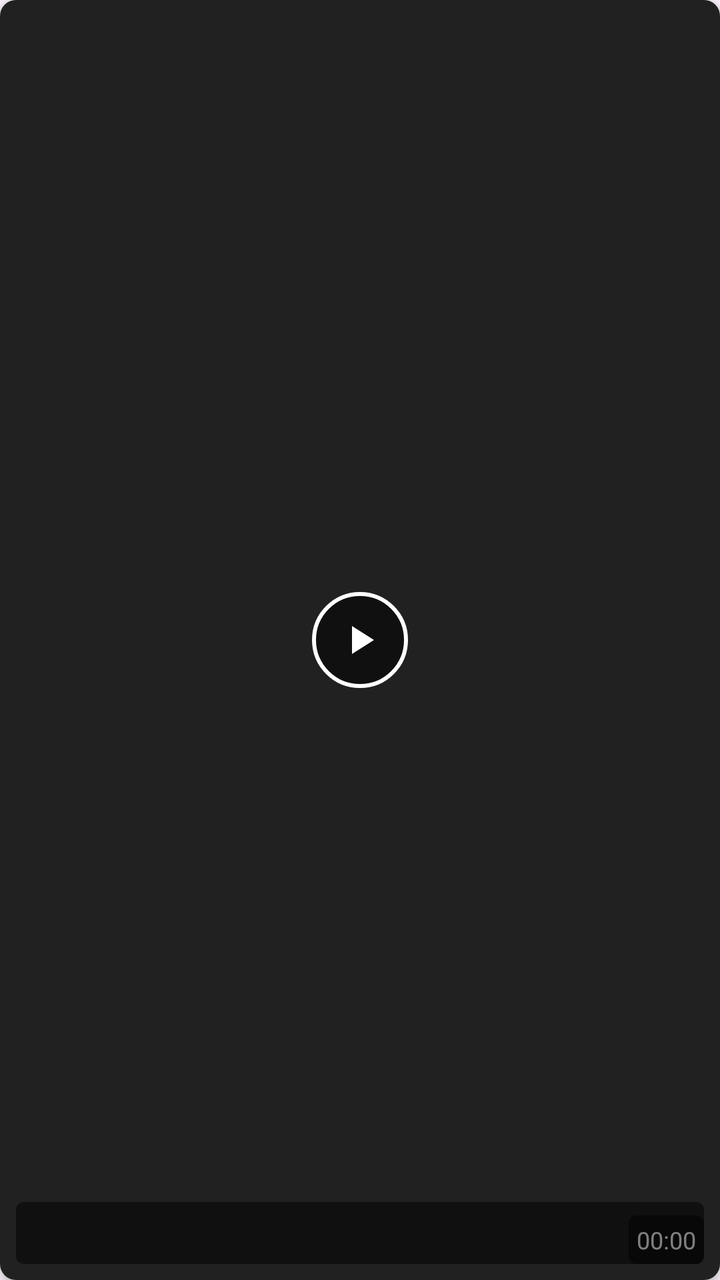
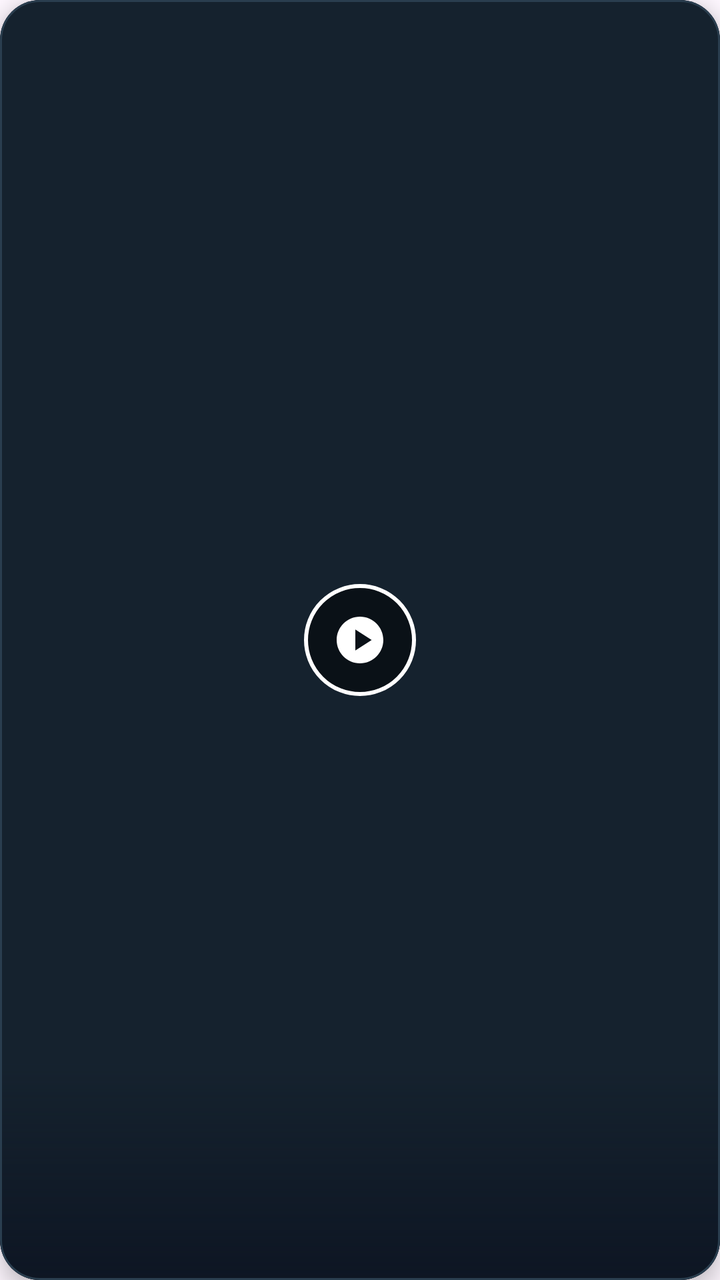

Compare the two renders of this Android layout. The source of the first and the diff that turns it into the second are given below.
<!-- AndroidManifest.xml: application theme Theme.BushoRat -->
<!-- res/layout/video_grid_item.xml -->
<?xml version="1.0" encoding="utf-8"?>
<androidx.cardview.widget.CardView xmlns:android="http://schemas.android.com/apk/res/android"
    xmlns:app="http://schemas.android.com/apk/res-auto"
    android:layout_width="match_parent"
    android:layout_height="200dp"
    android:layout_margin="4dp"
    app:cardCornerRadius="8dp"
    app:cardElevation="4dp">

    <RelativeLayout
        android:layout_width="match_parent"
        android:layout_height="match_parent">

        <ImageView
            android:id="@+id/thumbnail"
            android:layout_width="match_parent"
            android:layout_height="match_parent"
            android:scaleType="centerCrop"
            android:background="@color/colorVideoBG" />

        <ProgressBar
            android:id="@+id/progressBar"
            android:layout_width="wrap_content"
            android:layout_height="wrap_content"
            android:layout_centerInParent="true"
            android:visibility="gone" />

        
        <ImageView
            android:id="@+id/playButton"
            android:layout_width="48dp"
            android:layout_height="48dp"
            android:layout_centerInParent="true"
            android:background="@drawable/play_button_background"
            android:padding="12dp"
            android:src="@drawable/outline_play_arrow_24"
            app:tint="@color/white" />

        
        <TextView
            android:id="@+id/duration"
            android:layout_width="wrap_content"
            android:layout_height="wrap_content"
            android:layout_alignParentBottom="true"
            android:layout_alignParentEnd="true"
            android:layout_margin="8dp"
            android:background="@drawable/duration_background"
            android:padding="4dp"
            android:text="00:00"
            android:textColor="@color/white"
            android:textSize="12sp" />

        <TextView
            android:id="@+id/videoTitle"
            android:layout_width="match_parent"
            android:layout_height="wrap_content"
            android:layout_alignParentBottom="true"
            android:layout_margin="8dp"
            android:background="@drawable/duration_background"
            android:maxLines="2"
            android:padding="6dp"
            android:textColor="@color/white"
            android:textSize="14sp"
            android:textStyle="bold" />

    </RelativeLayout>

</androidx.cardview.widget.CardView>
<!-- resources referenced by this layout -->
<resources>
  <color name="colorVideoBG">#212121</color>
  <color name="white">#FFFFFF</color>
  <!-- drawable duration_background (drawable) -->
  <?xml version="1.0" encoding="utf-8"?>
  <shape xmlns:android="http://schemas.android.com/apk/res/android"
      android:shape="rectangle">
      <solid android:color="#80000000" />
      <corners android:radius="4dp" />
  </shape>
  <!-- drawable outline_play_arrow_24 (drawable) -->
  <?xml version="1.0" encoding="utf-8"?>
  <vector xmlns:android="http://schemas.android.com/apk/res/android"
      android:width="24dp"
      android:height="24dp"
      android:viewportWidth="24"
      android:viewportHeight="24"
      android:tint="@color/white">
      <path
          android:fillColor="@android:color/white"
          android:pathData="M8,5v14l11,-7z"/>
  </vector>
  <!-- drawable play_button_background (drawable) -->
  <?xml version="1.0" encoding="utf-8"?>
  <shape xmlns:android="http://schemas.android.com/apk/res/android"
      android:shape="oval">
      <solid android:color="#80000000" />
      <stroke
          android:width="2dp"
          android:color="@color/white" />
  </shape>
  <style name="Theme.BushoRat" parent="Base.Theme.BushoRat" />
  <style name="Base.Theme.BushoRat" parent="Theme.Material3.DayNight.NoActionBar">
          
          
      </style>
</resources>

<!-- the commit's change to res/layout/video_grid_item.xml (unified diff, before → after) -->
@@ -1,11 +1,14 @@
 <?xml version="1.0" encoding="utf-8"?>
-<androidx.cardview.widget.CardView xmlns:android="http://schemas.android.com/apk/res/android"
+<com.google.android.material.card.MaterialCardView xmlns:android="http://schemas.android.com/apk/res/android"
     xmlns:app="http://schemas.android.com/apk/res-auto"
     android:layout_width="match_parent"
-    android:layout_height="200dp"
-    android:layout_margin="4dp"
-    app:cardCornerRadius="8dp"
-    app:cardElevation="4dp">
+    android:layout_height="230dp"
+    android:layout_margin="6dp"
+    app:cardBackgroundColor="@color/card_surface"
+    app:cardCornerRadius="20dp"
+    app:cardElevation="6dp"
+    app:strokeColor="@color/card_stroke"
+    app:strokeWidth="1dp">
 
     <RelativeLayout
         android:layout_width="match_parent"
@@ -15,8 +18,14 @@
             android:id="@+id/thumbnail"
             android:layout_width="match_parent"
             android:layout_height="match_parent"
-            android:scaleType="centerCrop"
-            android:background="@color/colorVideoBG" />
+            android:background="@color/colorVideoBG"
+            android:scaleType="centerCrop" />
+
+        <View
+            android:layout_width="match_parent"
+            android:layout_height="110dp"
+            android:layout_alignParentBottom="true"
+            android:background="@drawable/video_card_scrim" />
 
         <ProgressBar
             android:id="@+id/progressBar"
@@ -25,44 +34,41 @@
             android:layout_centerInParent="true"
             android:visibility="gone" />
 
-        
         <ImageView
             android:id="@+id/playButton"
-            android:layout_width="48dp"
-            android:layout_height="48dp"
+            android:layout_width="56dp"
+            android:layout_height="56dp"
             android:layout_centerInParent="true"
             android:background="@drawable/play_button_background"
-            android:padding="12dp"
-            android:src="@drawable/outline_play_arrow_24"
+            android:padding="14dp"
+            android:src="@drawable/ic_home_play"
             app:tint="@color/white" />
 
-        
         <TextView
             android:id="@+id/duration"
             android:layout_width="wrap_content"
             android:layout_height="wrap_content"
-            android:layout_alignParentBottom="true"
+            android:layout_alignParentTop="true"
             android:layout_alignParentEnd="true"
-            android:layout_margin="8dp"
+            android:layout_margin="10dp"
             android:background="@drawable/duration_background"
-            android:padding="4dp"
-            android:text="00:00"
+            android:paddingHorizontal="8dp"
+            android:paddingVertical="4dp"
+            android:text="HD"
             android:textColor="@color/white"
-            android:textSize="12sp" />
+            android:textSize="11sp"
+            android:visibility="gone" />
 
         <TextView
             android:id="@+id/videoTitle"
             android:layout_width="match_parent"
             android:layout_height="wrap_content"
             android:layout_alignParentBottom="true"
-            android:layout_margin="8dp"
-            android:background="@drawable/duration_background"
+            android:layout_margin="14dp"
+            android:ellipsize="end"
             android:maxLines="2"
-            android:padding="6dp"
             android:textColor="@color/white"
             android:textSize="14sp"
             android:textStyle="bold" />
-
     </RelativeLayout>
-
-</androidx.cardview.widget.CardView>
+</com.google.android.material.card.MaterialCardView>
<!-- resource entries referenced after the edit -->
@@ -1,6 +1,8 @@
 <!-- resources referenced by this layout -->
 <resources>
-  <color name="colorVideoBG">#212121</color>
+  <color name="card_stroke">#2A3E4F</color>
+  <color name="card_surface">#162735</color>
+  <color name="colorVideoBG">#15222E</color>
   <color name="white">#FFFFFF</color>
   <!-- drawable duration_background (drawable) -->
   <?xml version="1.0" encoding="utf-8"?>
@@ -9,17 +11,16 @@
       <solid android:color="#80000000" />
       <corners android:radius="4dp" />
   </shape>
-  <!-- drawable outline_play_arrow_24 (drawable) -->
+  <!-- drawable ic_home_play (drawable) -->
   <?xml version="1.0" encoding="utf-8"?>
   <vector xmlns:android="http://schemas.android.com/apk/res/android"
       android:width="24dp"
       android:height="24dp"
       android:viewportWidth="24"
-      android:viewportHeight="24"
-      android:tint="@color/white">
+      android:viewportHeight="24">
       <path
-          android:fillColor="@android:color/white"
-          android:pathData="M8,5v14l11,-7z"/>
+          android:fillColor="#FFFFFF"
+          android:pathData="M12,2C6.5,2 2,6.5 2,12s4.5,10 10,10 10,-4.5 10,-10S17.5,2 12,2zM10,16.5v-9l7,4.5 -7,4.5z" />
   </vector>
   <!-- drawable play_button_background (drawable) -->
   <?xml version="1.0" encoding="utf-8"?>
@@ -30,6 +31,15 @@
           android:width="2dp"
           android:color="@color/white" />
   </shape>
+  <!-- drawable video_card_scrim (drawable) -->
+  <?xml version="1.0" encoding="utf-8"?>
+  <shape xmlns:android="http://schemas.android.com/apk/res/android">
+      <gradient
+          android:angle="90"
+          android:endColor="#00000000"
+          android:startColor="#CC0B1220"
+          android:type="linear" />
+  </shape>
   <style name="Theme.BushoRat" parent="Base.Theme.BushoRat" />
   <style name="Base.Theme.BushoRat" parent="Theme.Material3.DayNight.NoActionBar">
           
